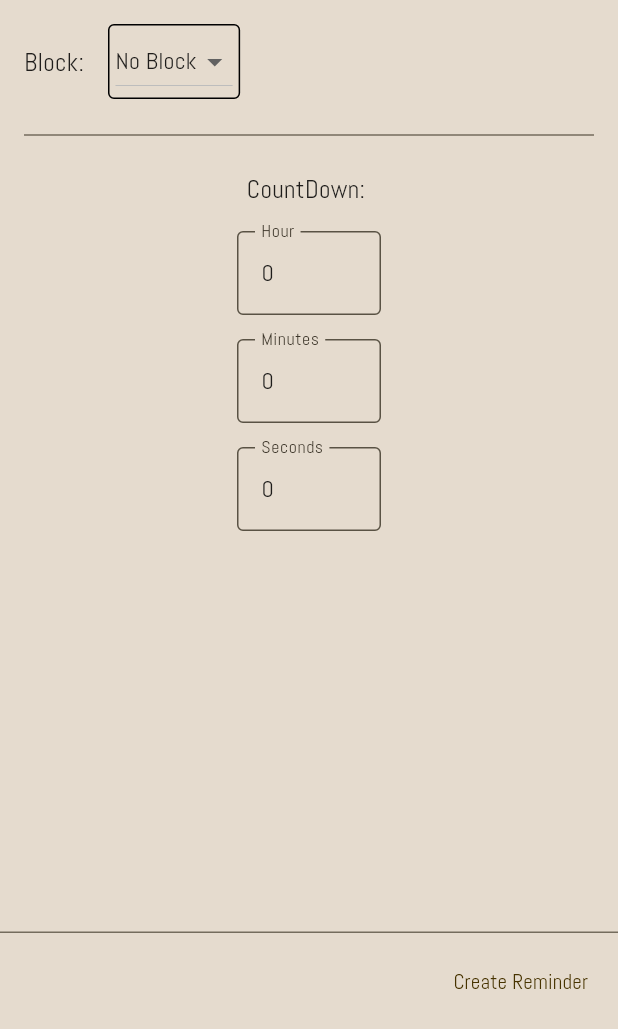
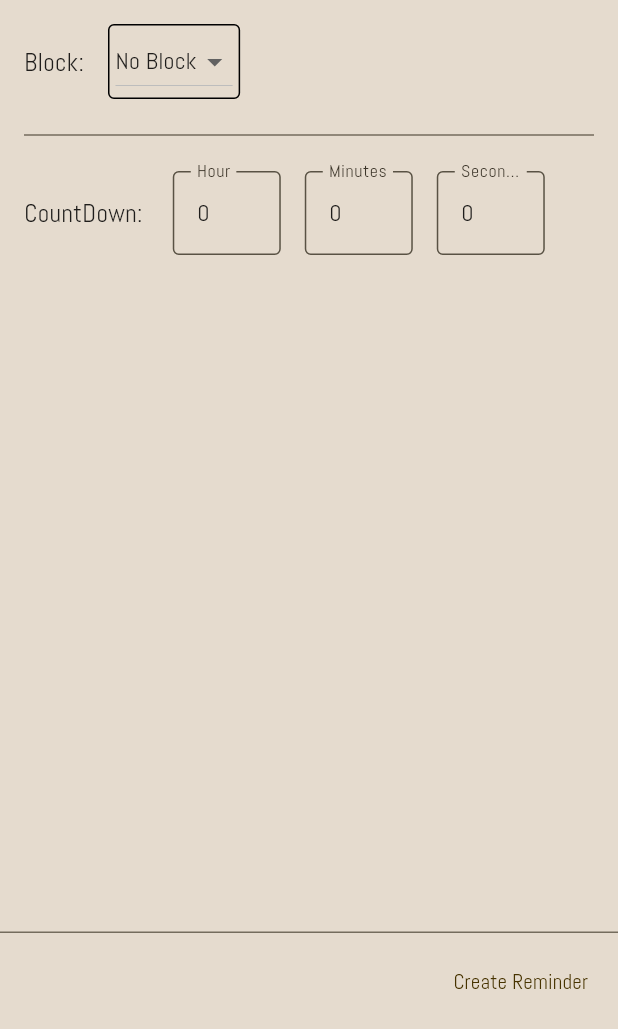
Before and after one commit to undefinedpatient/idea_cache, a Flutter app: the ICEditNotificationView screen opened directly with empty values, on a phone screen of 412 x 824 dp, the part 207-1236 px from its top. Run offline on Flutter 3.47's test engine with Material 3 defaults, Android fonts, the phone set to English and light mode, and no system bars; our stand-ins replace file_picker, flutter_local_notifications, flutter_timezone, shared_preferences, timezone; missing offline and left inert: flutter_quill, window_manager; accounts and stored records are empty; statements that could not run were skipped.

Commit message:
Updated bottomsheet for better ui experiences

```diff
--- a/lib/page/editreminderview.dart
+++ b/lib/page/editreminderview.dart
@@ -193,14 +193,14 @@ class _ICEditNotificationViewState extends State<ICEditNotificationView> {
                     ),
                     Divider(),
                     Flex(
-                      direction: (constraints.maxWidth < 480)
+                      direction: (constraints.maxWidth < 360)
                           ? Axis.vertical
                           : Axis.horizontal,
                       spacing: 16,
                       children: [
                         Text("CountDown: ", textScaler: TextScaler.linear(1.2)),
                         SizedBox(
-                          width: 96,
+                          width: 72,
                           child: TextFormField(
                             onChanged: (value) {
                               if (value.isEmpty) {
@@ -222,7 +222,7 @@ class _ICEditNotificationViewState extends State<ICEditNotificationView> {
                           ),
                         ),
                         SizedBox(
-                          width: 96,
+                          width: 72,
                           child: TextFormField(
                             onChanged: (value) {
                               if (value.isEmpty) {
@@ -244,7 +244,7 @@ class _ICEditNotificationViewState extends State<ICEditNotificationView> {
                           ),
                         ),
                         SizedBox(
-                          width: 96,
+                          width: 72,
                           child: TextFormField(
                             onChanged: (value) {
                               if (value.isEmpty) {
```
